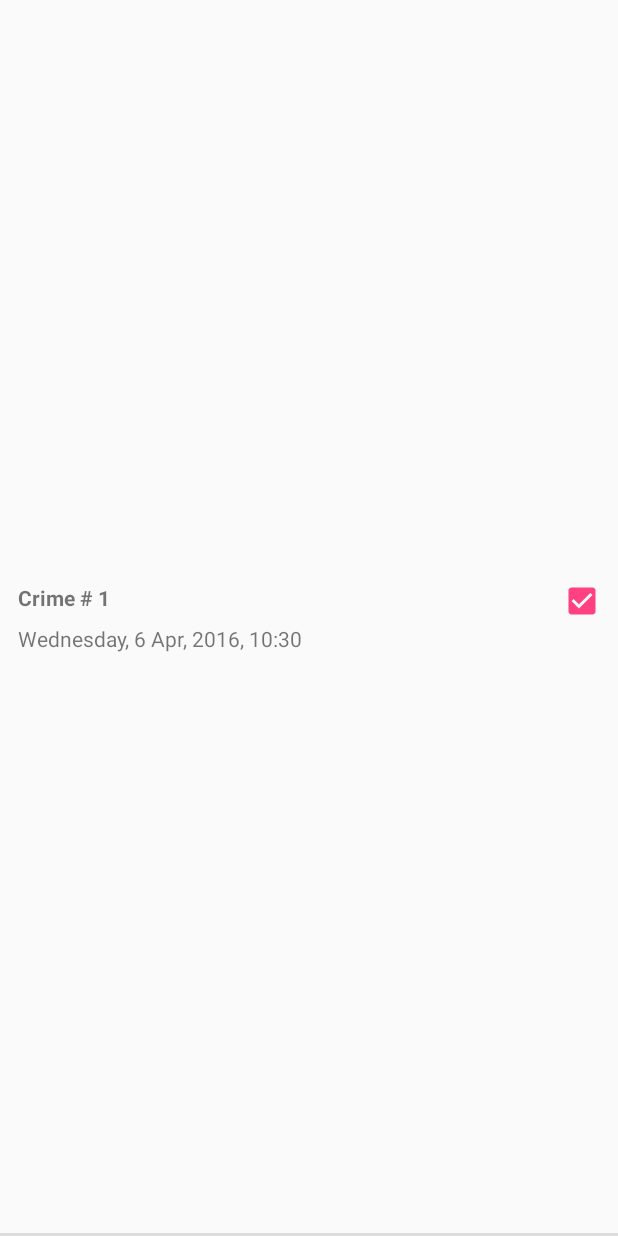
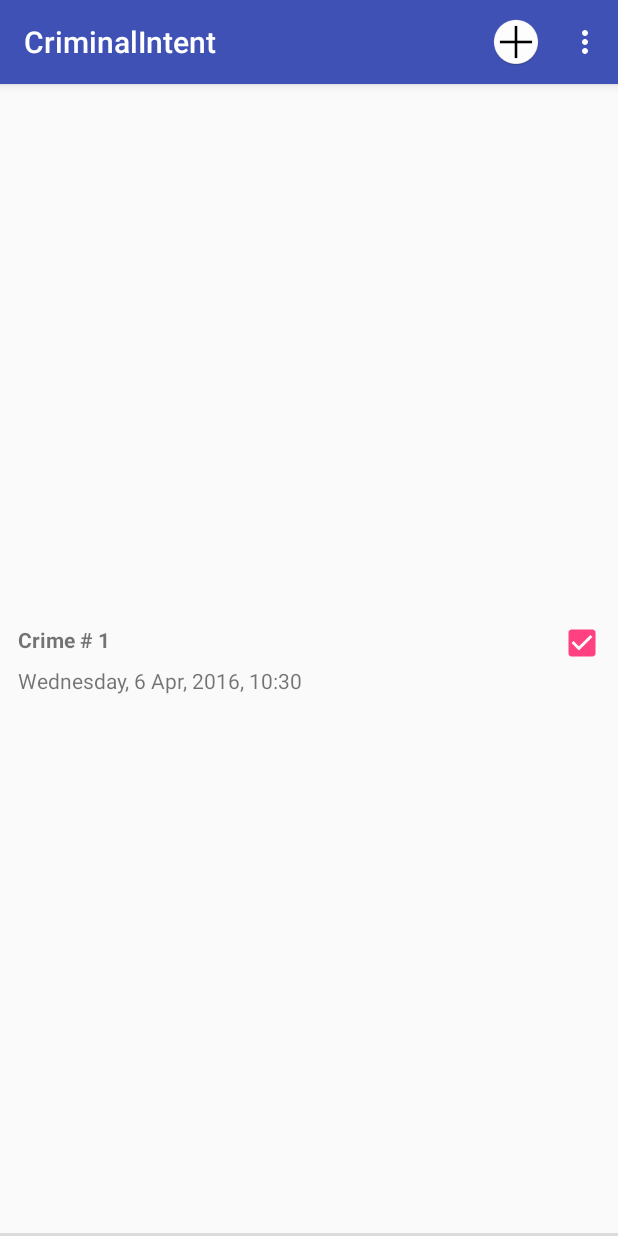
Before and after one commit to NicolasUA/CriminalIntent, an Android app: the screen it shows after launch (CrimeListActivity), on a phone screen of 412 x 824 dp. Run offline under Robolectric (Android 15) with nearby library versions, the phone set to English and light mode, and no system bars.

Commit message:
Add menu

```diff
--- a/app/src/main/java/com/bignerdranch/android/criminalintent/CrimeLab.java
+++ b/app/src/main/java/com/bignerdranch/android/criminalintent/CrimeLab.java
@@ -20,7 +20,7 @@ public class CrimeLab {
 
     private CrimeLab(Context context) {
         mCrimeList = new ArrayList<>();
-        for (int i = 0; i < 100; i++) {
+        for (int i = 0; i < 10; i++) {
             Crime crime = new Crime();
             crime.setTitle("Crime # " + (i + 1));
             crime.setSolved(i % 2 == 0);
@@ -40,4 +40,8 @@ public class CrimeLab {
         }
         return null;
     }
+
+    public void addCrime(Crime crime) {
+        mCrimeList.add(crime);
+    }
 }
--- a/app/src/main/java/com/bignerdranch/android/criminalintent/CrimeListFragment.java
+++ b/app/src/main/java/com/bignerdranch/android/criminalintent/CrimeListFragment.java
@@ -5,10 +5,14 @@ import android.content.Intent;
 import android.os.Bundle;
 import android.support.annotation.Nullable;
 import android.support.v4.app.Fragment;
+import android.support.v7.app.AppCompatActivity;
 import android.support.v7.widget.LinearLayoutManager;
 import android.support.v7.widget.RecyclerView;
 import android.text.format.DateFormat;
 import android.view.LayoutInflater;
+import android.view.Menu;
+import android.view.MenuInflater;
+import android.view.MenuItem;
 import android.view.View;
 import android.view.ViewGroup;
 import android.widget.CheckBox;
@@ -19,9 +23,17 @@ import java.util.List;
 public class CrimeListFragment extends Fragment {
 
     private static final int REQUEST_CRIME = 1;
+    private static final String SUBTITLE_VISIBLE = "subtitle";
 
     private RecyclerView mCrimeRecyclerView;
     private CrimeAdapter mCrimeAdapter;
+    private boolean mSubtitleVisible;
+
+    @Override
+    public void onCreate(@Nullable Bundle savedInstanceState) {
+        super.onCreate(savedInstanceState);
+        setHasOptionsMenu(true);
+    }
 
     @Nullable
     @Override
@@ -31,6 +43,10 @@ public class CrimeListFragment extends Fragment {
 
         mCrimeRecyclerView = (RecyclerView) view.findViewById(R.id.crime_recycler_view);
         mCrimeRecyclerView.setLayoutManager(new LinearLayoutManager(getActivity()));
+
+        if (savedInstanceState != null) {
+            mSubtitleVisible = savedInstanceState.getBoolean(SUBTITLE_VISIBLE);
+        }
 
         updateUI();
 
@@ -49,6 +65,53 @@ public class CrimeListFragment extends Fragment {
         }
     }
 
+    @Override
+    public void onCreateOptionsMenu(Menu menu, MenuInflater inflater) {
+        super.onCreateOptionsMenu(menu, inflater);
+        inflater.inflate(R.menu.fragment_crime_list, menu);
+
+        MenuItem subtitleItem = menu.findItem(R.id.menu_item_show_subtitle);
+        if (mSubtitleVisible) {
+            subtitleItem.setTitle(R.string.hide_subtitle);
+        } else {
+            subtitleItem.setTitle(R.string.show_subtitle);
+        }
+    }
+
+    @Override
+    public boolean onOptionsItemSelected(MenuItem item) {
+        switch (item.getItemId()) {
+            case R.id.menu_item_new_crime:
+                Crime crime = new Crime();
+                CrimeLab.getCrimeLab(getActivity()).addCrime(crime);
+                Intent intent = CrimePagerActivity.newIntent(getActivity(), crime.getId());
+                startActivityForResult(intent, REQUEST_CRIME);
+                return true;
+            case R.id.menu_item_show_subtitle:
+                mSubtitleVisible = !mSubtitleVisible;
+                getActivity().invalidateOptionsMenu();
+                updateSubtitle();
+                return true;
+            default:
+                return super.onOptionsItemSelected(item);
+        }
+    }
+
+    @Override
+    public void onSaveInstanceState(Bundle outState) {
+        super.onSaveInstanceState(outState);
+        outState.putBoolean(SUBTITLE_VISIBLE, mSubtitleVisible);
+    }
+
+    private void updateSubtitle() {
+        String subtittle = null;
+        if (mSubtitleVisible) {
+            int crimesCount = CrimeLab.getCrimeLab(getActivity()).getCrimeList().size();
+            subtittle = getString(R.string.subtitle_format, crimesCount);
+        }
+        ((AppCompatActivity) getActivity()).getSupportActionBar().setSubtitle(subtittle);
+    }
+
     private void updateUI() {
         CrimeLab crimeLab = CrimeLab.getCrimeLab(getActivity());
         List<Crime> crimes = crimeLab.getCrimeList();
@@ -59,6 +122,7 @@ public class CrimeListFragment extends Fragment {
         } else {
             mCrimeAdapter.notifyDataSetChanged();
         }
+        updateSubtitle();
     }
 
     private class CrimeHolder extends RecyclerView.ViewHolder implements View.OnClickListener{
--- a/app/src/main/java/com/bignerdranch/android/criminalintent/CrimePagerActivity.java
+++ b/app/src/main/java/com/bignerdranch/android/criminalintent/CrimePagerActivity.java
@@ -8,12 +8,15 @@ import android.support.v4.app.Fragment;
 import android.support.v4.app.FragmentActivity;
 import android.support.v4.app.FragmentManager;
 import android.support.v4.app.FragmentStatePagerAdapter;
+import android.support.v4.app.NavUtils;
 import android.support.v4.view.ViewPager;
+import android.support.v7.app.AppCompatActivity;
+import android.view.MenuItem;
 
 import java.util.List;
 import java.util.UUID;
 
-public class CrimePagerActivity extends FragmentActivity{
+public class CrimePagerActivity extends AppCompatActivity {
 
     private static final String EXTRA_CRIME_ID = "com.bignerdranch.android.criminalintent.crime_id";
 
--- a/app/src/main/java/com/bignerdranch/android/criminalintent/SingleFragmentActivity.java
+++ b/app/src/main/java/com/bignerdranch/android/criminalintent/SingleFragmentActivity.java
@@ -4,8 +4,9 @@ import android.os.Bundle;
 import android.support.v4.app.Fragment;
 import android.support.v4.app.FragmentActivity;
 import android.support.v4.app.FragmentManager;
+import android.support.v7.app.AppCompatActivity;
 
-public abstract class SingleFragmentActivity extends FragmentActivity {
+public abstract class SingleFragmentActivity extends AppCompatActivity {
 
     protected abstract Fragment createFragment();
 
--- /dev/null
+++ b/app/src/main/res/menu/fragment_crime_list.xml
@@ -0,0 +1,13 @@
+<?xml version="1.0" encoding="utf-8"?>
+<menu xmlns:android="http://schemas.android.com/apk/res/android"
+      xmlns:app="http://schemas.android.com/apk/res-auto">
+    <item
+        android:id="@+id/menu_item_new_crime"
+        android:icon="@mipmap/ic_menu_add"
+        android:title="@string/new_crime"
+        app:showAsAction="ifRoom|withText"/>
+    <item
+        android:id="@+id/menu_item_show_subtitle"
+        android:title="@string/show_subtitle"
+        app:showAsAction="never"/>
+</menu>
--- a/app/src/main/res/values/strings.xml
+++ b/app/src/main/res/values/strings.xml
@@ -6,4 +6,8 @@
     <string name="crime_solved_label">Solved</string>
     <string name="date_picker_title">Date of crime:</string>
     <string name="time_picker_title">Time of crime:</string>
+    <string name="new_crime">New crime</string>
+    <string name="show_subtitle">Show Subtitle</string>
+    <string name="hide_subtitle">Hide Subtitle</string>
+    <string name="subtitle_format">%1$s crimes</string>
 </resources>
```
Also changed, not shown: app/src/main/AndroidManifest.xml (+7 -2 lines), app/src/main/res/mipmap-hdpi/ic_menu_add.png (added), app/src/main/res/mipmap-mdpi/ic_menu_add.png (added), app/src/main/res/mipmap-xhdpi/ic_menu_add.png (added), app/src/main/res/mipmap-xxhdpi/ic_menu_add.png (added), 1 other file.
